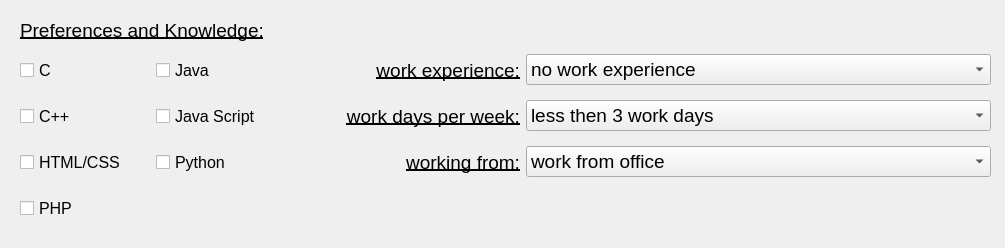
First picture: the form in ui/advancedSearch.ui, repository IvnGenza/EasyJob_39, before the edit.
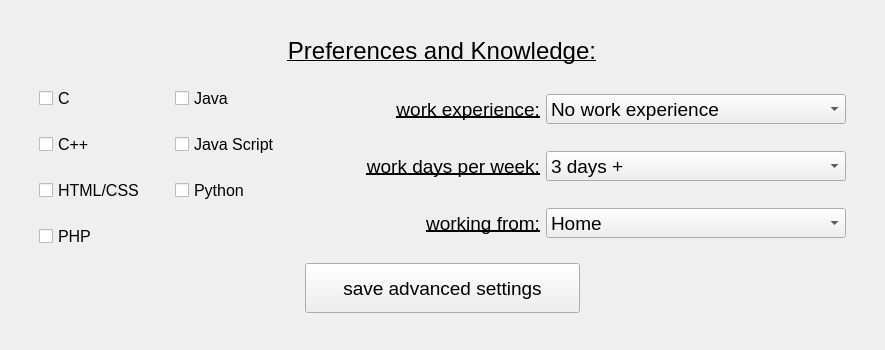
Second picture: the form after the edit.

Commit message: fixing the advanced search ui and adding the ability to open the advanced search window

```diff
--- a/ui/advancedSearch.ui
+++ b/ui/advancedSearch.ui
@@ -6,53 +6,66 @@
    <rect>
     <x>0</x>
     <y>0</y>
-    <width>1005</width>
-    <height>248</height>
+    <width>885</width>
+    <height>350</height>
    </rect>
   </property>
+  <property name="minimumSize">
+   <size>
+    <width>885</width>
+    <height>350</height>
+   </size>
+  </property>
+  <property name="maximumSize">
+   <size>
+    <width>950</width>
+    <height>350</height>
+   </size>
+  </property>
   <property name="windowTitle">
    <string>Form</string>
   </property>
+  <widget class="QWidget" name="verticalLayoutWidget">
+   <property name="geometry">
+    <rect>
+     <x>30</x>
+     <y>30</y>
+     <width>825</width>
+     <height>286</height>
+    </rect>
+   </property>
+   <layout class="QVBoxLayout" name="verticalLayout">
+    <property name="leftMargin">
+     <number>0</number>
+    </property>
+    <item alignment="Qt::AlignHCenter">
   <widget class="QLabel" name="label1">
-   <property name="geometry">
-    <rect>
-     <x>20</x>
-     <y>10</y>
-     <width>300</width>
-     <height>40</height>
-    </rect>
-   </property>
    <property name="minimumSize">
     <size>
-     <width>300</width>
+        <width>400</width>
      <height>40</height>
     </size>
    </property>
    <property name="maximumSize">
     <size>
-     <width>300</width>
+        <width>400</width>
      <height>40</height>
     </size>
    </property>
    <property name="font">
     <font>
-     <pointsize>14</pointsize>
+        <pointsize>18</pointsize>
      <underline>true</underline>
     </font>
    </property>
    <property name="text">
-    <string>Preferences and Knowledge:</string>
-   </property>
-  </widget>
-  <widget class="QWidget" name="gridLayoutWidget">
-   <property name="geometry">
-    <rect>
-     <x>20</x>
-     <y>50</y>
-     <width>268</width>
-     <height>180</height>
-    </rect>
-   </property>
+       <string>&lt;html&gt;&lt;head/&gt;&lt;body&gt;&lt;p align=&quot;center&quot;&gt;Preferences and Knowledge:&lt;/p&gt;&lt;/body&gt;&lt;/html&gt;</string>
+      </property>
+     </widget>
+    </item>
+    <item>
+     <layout class="QHBoxLayout" name="horizontalLayout">
+      <item>
    <layout class="QGridLayout" name="gridLayout">
     <item row="0" column="1">
      <widget class="QCheckBox" name="checkBox_java">
@@ -244,19 +257,23 @@
      </widget>
     </item>
    </layout>
-  </widget>
-  <widget class="QWidget" name="gridLayoutWidget_2">
-   <property name="geometry">
-    <rect>
-     <x>300</x>
-     <y>50</y>
-     <width>691</width>
-     <height>131</height>
-    </rect>
-   </property>
+      </item>
+      <item>
    <layout class="QGridLayout" name="gridLayout_2">
     <item row="1" column="1">
      <widget class="QComboBox" name="comboBox_work_days">
+          <property name="minimumSize">
+           <size>
+            <width>300</width>
+            <height>30</height>
+           </size>
+          </property>
+          <property name="maximumSize">
+           <size>
+            <width>300</width>
+            <height>30</height>
+           </size>
+          </property>
       <property name="font">
        <font>
         <pointsize>14</pointsize>
@@ -264,7 +281,7 @@
       </property>
       <item>
        <property name="text">
-        <string>less then 3 work days</string>
+            <string>3 days +</string>
        </property>
       </item>
       <item>
@@ -304,6 +321,18 @@
     </item>
     <item row="0" column="1">
      <widget class="QComboBox" name="comboBox_work_experience">
+          <property name="minimumSize">
+           <size>
+            <width>300</width>
+            <height>30</height>
+           </size>
+          </property>
+          <property name="maximumSize">
+           <size>
+            <width>300</width>
+            <height>30</height>
+           </size>
+          </property>
       <property name="font">
        <font>
         <pointsize>14</pointsize>
@@ -311,7 +340,7 @@
       </property>
       <item>
        <property name="text">
-        <string>no work experience</string>
+            <string>No work experience</string>
        </property>
       </item>
       <item>
@@ -361,6 +390,18 @@
     </item>
     <item row="2" column="1">
      <widget class="QComboBox" name="comboBox_working_from">
+          <property name="minimumSize">
+           <size>
+            <width>300</width>
+            <height>30</height>
+           </size>
+          </property>
+          <property name="maximumSize">
+           <size>
+            <width>300</width>
+            <height>30</height>
+           </size>
+          </property>
       <property name="font">
        <font>
         <pointsize>14</pointsize>
@@ -368,7 +409,7 @@
       </property>
       <item>
        <property name="text">
-        <string>work from office</string>
+            <string>Home</string>
        </property>
       </item>
       <item>
@@ -408,6 +449,34 @@
       </property>
       <property name="alignment">
        <set>Qt::AlignRight|Qt::AlignTrailing|Qt::AlignVCenter</set>
+          </property>
+         </widget>
+        </item>
+       </layout>
+      </item>
+     </layout>
+    </item>
+    <item alignment="Qt::AlignHCenter">
+     <widget class="QPushButton" name="save_settings_button">
+      <property name="minimumSize">
+       <size>
+        <width>275</width>
+        <height>50</height>
+       </size>
+      </property>
+      <property name="maximumSize">
+       <size>
+        <width>275</width>
+        <height>50</height>
+       </size>
+      </property>
+      <property name="font">
+       <font>
+        <pointsize>14</pointsize>
+       </font>
+      </property>
+      <property name="text">
+       <string>save advanced settings</string>
       </property>
      </widget>
     </item>
```
Left out of the diff: 27 changed lines with no effect on the pictures. Lines whose indentation alone changed are shown as unchanged. The commit also changes 5 other files.
